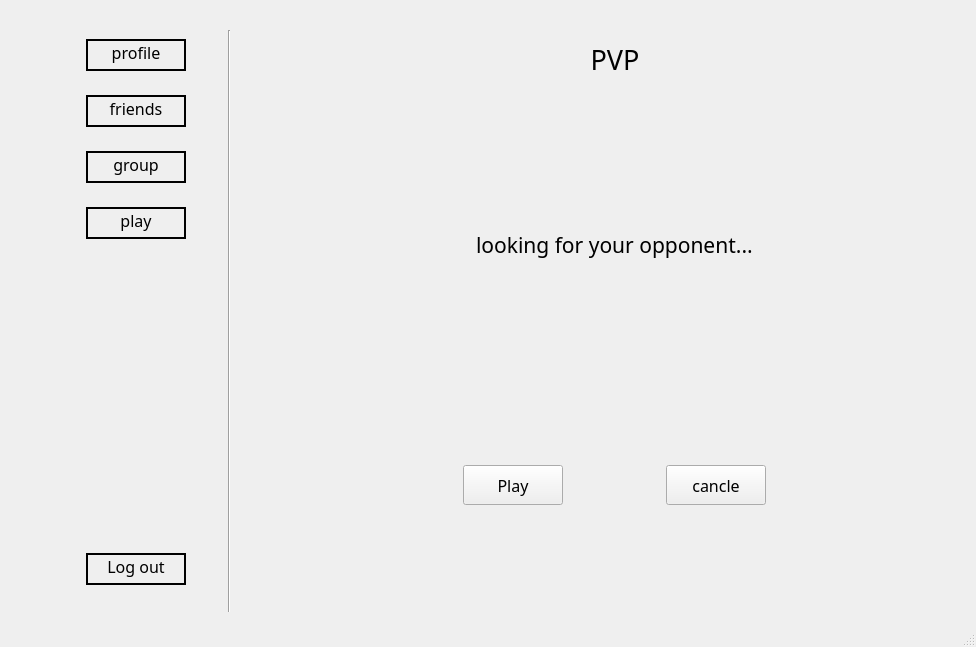
First picture: the form in nitin_venv/Chess-master/windows/wui/pvp.ui, repository NetworkProgramming-20212-Group1/ChessMultiplayer, before the edit.
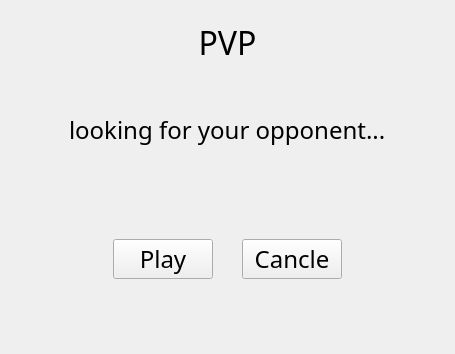
Second picture: the form after the edit. Icons and pictures are not drawn.

Patch:
```diff
--- a/nitin_venv/Chess-master/windows/wui/pvp.ui
+++ b/nitin_venv/Chess-master/windows/wui/pvp.ui
@@ -1,13 +1,13 @@
 <?xml version="1.0" encoding="UTF-8"?>
 <ui version="4.0">
  <class>MainWindow</class>
- <widget class="QMainWindow" name="MainWindow">
+ <widget class="QWidget" name="MainWindow">
   <property name="geometry">
    <rect>
     <x>0</x>
     <y>0</y>
-    <width>976</width>
-    <height>647</height>
+    <width>455</width>
+    <height>354</height>
    </rect>
   </property>
   <property name="windowTitle">
@@ -16,229 +16,84 @@
   <property name="styleSheet">
    <string notr="true">border-image: url(chess_background.jpg) 0 0 0 0 stretch stretch;</string>
   </property>
-  <widget class="QWidget" name="centralwidget">
-   <layout class="QHBoxLayout" name="horizontalLayout_6">
-    <item>
-     <widget class="QWidget" name="widget_9" native="true">
-      <property name="minimumSize">
-       <size>
-        <width>150</width>
-        <height>600</height>
-       </size>
-      </property>
-      <property name="maximumSize">
-       <size>
-        <width>200</width>
-        <height>600</height>
-       </size>
-      </property>
-      <layout class="QHBoxLayout" name="horizontalLayout_7">
-       <item>
-        <widget class="QWidget" name="leftWidget" native="true">
-         <property name="maximumSize">
-          <size>
-           <width>150</width>
-           <height>600</height>
-          </size>
-         </property>
          <layout class="QVBoxLayout" name="verticalLayout">
           <item>
-           <widget class="QWidget" name="widget_3" native="true">
-            <layout class="QHBoxLayout" name="horizontalLayout">
-             <item>
-              <widget class="QPushButton" name="pushButton">
-               <property name="font">
-                <font>
-                 <family>Poor Richard</family>
-                 <pointsize>12</pointsize>
-                </font>
-               </property>
-               <property name="styleSheet">
-                <string notr="true">border-radius : 100; 
-border : 2px solid black;
-padding-bottom: 5px</string>
-               </property>
-               <property name="text">
-                <string>profile</string>
-               </property>
-              </widget>
-             </item>
-            </layout>
-           </widget>
-          </item>
-          <item>
-           <widget class="QWidget" name="widget_4" native="true">
-            <layout class="QHBoxLayout" name="horizontalLayout_2">
-             <item>
-              <widget class="QPushButton" name="pushButton_2">
-               <property name="font">
-                <font>
-                 <family>Poor Richard</family>
-                 <pointsize>12</pointsize>
-                </font>
-               </property>
-               <property name="styleSheet">
-                <string notr="true">border-radius : 100; 
-border : 2px solid black;
-padding-bottom: 5px</string>
-               </property>
-               <property name="text">
-                <string>friends</string>
-               </property>
-              </widget>
-             </item>
-            </layout>
-           </widget>
-          </item>
-          <item>
-           <widget class="QWidget" name="widget_5" native="true">
-            <layout class="QHBoxLayout" name="horizontalLayout_3">
-             <item>
-              <widget class="QPushButton" name="pushButton_3">
-               <property name="font">
-                <font>
-                 <family>Poor Richard</family>
-                 <pointsize>12</pointsize>
-                </font>
-               </property>
-               <property name="styleSheet">
-                <string notr="true">border-radius : 100; 
-border : 2px solid black;
-padding-bottom: 5px</string>
-               </property>
-               <property name="text">
-                <string>group</string>
-               </property>
-              </widget>
-             </item>
-            </layout>
-           </widget>
-          </item>
-          <item>
-           <widget class="QWidget" name="widget_6" native="true">
-            <layout class="QVBoxLayout" name="verticalLayout_2">
-             <item>
-              <widget class="QPushButton" name="pushButton_4">
-               <property name="font">
-                <font>
-                 <family>Poor Richard</family>
-                 <pointsize>12</pointsize>
-                </font>
-               </property>
-               <property name="styleSheet">
-                <string notr="true">border-radius : 100; 
-border : 2px solid black;
-padding-bottom: 5px</string>
-               </property>
-               <property name="text">
-                <string>play</string>
-               </property>
-              </widget>
-             </item>
-            </layout>
-           </widget>
-          </item>
-          <item>
-           <spacer name="verticalSpacer">
-            <property name="orientation">
-             <enum>Qt::Vertical</enum>
-            </property>
-            <property name="sizeHint" stdset="0">
-             <size>
-              <width>20</width>
-              <height>40</height>
-             </size>
-            </property>
-           </spacer>
-          </item>
-          <item>
-           <widget class="QWidget" name="widget_7" native="true">
-            <layout class="QHBoxLayout" name="horizontalLayout_4">
-             <item>
-              <widget class="QPushButton" name="pushButton_5">
-               <property name="font">
-                <font>
-                 <family>Poor Richard</family>
-                 <pointsize>12</pointsize>
-                </font>
-               </property>
-               <property name="styleSheet">
-                <string notr="true">border-radius : 100; 
-border : 2px solid black;
-padding-bottom: 5px</string>
-               </property>
-               <property name="text">
-                <string>Log out</string>
-               </property>
-              </widget>
-             </item>
-            </layout>
-           </widget>
-          </item>
-         </layout>
-        </widget>
-       </item>
-       <item>
-        <widget class="QWidget" name="widget_8" native="true">
-         <property name="minimumSize">
-          <size>
-           <width>20</width>
-           <height>600</height>
-          </size>
-         </property>
-         <property name="maximumSize">
-          <size>
-           <width>40</width>
-           <height>600</height>
-          </size>
-         </property>
-         <layout class="QHBoxLayout" name="horizontalLayout_8">
-          <item>
-           <widget class="Line" name="line">
-            <property name="minimumSize">
-             <size>
-              <width>5</width>
-              <height>600</height>
-             </size>
-            </property>
-            <property name="orientation">
-             <enum>Qt::Vertical</enum>
-            </property>
-           </widget>
-          </item>
-         </layout>
-        </widget>
-       </item>
-      </layout>
-     </widget>
-    </item>
-    <item>
      <widget class="QWidget" name="widget" native="true">
+     <layout class="QGridLayout" name="gridLayout" rowstretch="1,2,3">
+      <property name="leftMargin">
+       <number>0</number>
+      </property>
+      <property name="topMargin">
+       <number>0</number>
+      </property>
+      <property name="rightMargin">
+       <number>0</number>
+      </property>
+      <item row="2" column="1">
+       <widget class="QWidget" name="widget_12" native="true">
+        <layout class="QHBoxLayout" name="horizontalLayout_10">
+         <property name="rightMargin">
+          <number>100</number>
+         </property>
+         <item>
+          <widget class="QPushButton" name="cancel">
       <property name="maximumSize">
        <size>
-        <width>600</width>
-        <height>600</height>
-       </size>
-      </property>
-      <layout class="QGridLayout" name="gridLayout">
+             <width>100</width>
+             <height>40</height>
+            </size>
+           </property>
+           <property name="font">
+            <font>
+             <family>Poor Richard</family>
+             <pointsize>18</pointsize>
+            </font>
+           </property>
+           <property name="text">
+            <string>Cancle</string>
+           </property>
+          </widget>
+         </item>
+        </layout>
+       </widget>
+      </item>
+      <item row="2" column="0">
+       <widget class="QWidget" name="widget_11" native="true">
+        <layout class="QHBoxLayout" name="horizontalLayout_9">
+         <property name="leftMargin">
+          <number>100</number>
+         </property>
+         <item>
+          <widget class="QPushButton" name="play">
+           <property name="maximumSize">
+            <size>
+             <width>100</width>
+             <height>40</height>
+            </size>
+           </property>
+           <property name="font">
+            <font>
+             <family>Poor Richard</family>
+             <pointsize>18</pointsize>
+            </font>
+           </property>
+           <property name="text">
+            <string>Play</string>
+           </property>
+          </widget>
+         </item>
+        </layout>
+       </widget>
+      </item>
        <item row="0" column="0" colspan="2">
         <widget class="QWidget" name="widget_2" native="true">
-         <property name="maximumSize">
-          <size>
-           <width>600</width>
-           <height>100</height>
-          </size>
-         </property>
-         <layout class="QHBoxLayout" name="horizontalLayout_5">
-          <property name="topMargin">
-           <number>20</number>
-          </property>
+        <layout class="QHBoxLayout" name="horizontalLayout">
           <item>
-           <widget class="QLabel" name="label">
+          <widget class="QLabel" name="PVPlabel">
             <property name="font">
              <font>
               <family>Poor Richard</family>
-              <pointsize>20</pointsize>
+             <pointsize>24</pointsize>
              </font>
             </property>
             <property name="text">
@@ -260,7 +115,7 @@
             <property name="font">
              <font>
               <family>Poor Richard</family>
-              <pointsize>16</pointsize>
+             <pointsize>18</pointsize>
              </font>
             </property>
             <property name="text">
@@ -271,68 +126,10 @@
          </layout>
         </widget>
        </item>
-       <item row="2" column="0">
-        <widget class="QWidget" name="widget_11" native="true">
-         <layout class="QHBoxLayout" name="horizontalLayout_9">
-          <property name="leftMargin">
-           <number>100</number>
-          </property>
-          <item>
-           <widget class="QPushButton" name="pushButton_6">
-            <property name="maximumSize">
-             <size>
-              <width>100</width>
-              <height>40</height>
-             </size>
-            </property>
-            <property name="font">
-             <font>
-              <family>Poor Richard</family>
-              <pointsize>12</pointsize>
-             </font>
-            </property>
-            <property name="text">
-             <string>Play</string>
-            </property>
-           </widget>
-          </item>
          </layout>
         </widget>
        </item>
-       <item row="2" column="1">
-        <widget class="QWidget" name="widget_12" native="true">
-         <layout class="QHBoxLayout" name="horizontalLayout_10">
-          <property name="rightMargin">
-           <number>100</number>
-          </property>
-          <item>
-           <widget class="QPushButton" name="pushButton_7">
-            <property name="maximumSize">
-             <size>
-              <width>100</width>
-              <height>40</height>
-             </size>
-            </property>
-            <property name="font">
-             <font>
-              <family>Poor Richard</family>
-              <pointsize>12</pointsize>
-             </font>
-            </property>
-            <property name="text">
-             <string>cancle</string>
-            </property>
-           </widget>
-          </item>
-         </layout>
-        </widget>
-       </item>
-      </layout>
-     </widget>
-    </item>
-   </layout>
-  </widget>
-  <widget class="QStatusBar" name="statusbar"/>
+  </layout>
  </widget>
  <resources/>
  <connections/>
```
Left out of the diff: 2 changed lines with no effect on the pictures. Lines whose indentation alone changed are shown as unchanged.
